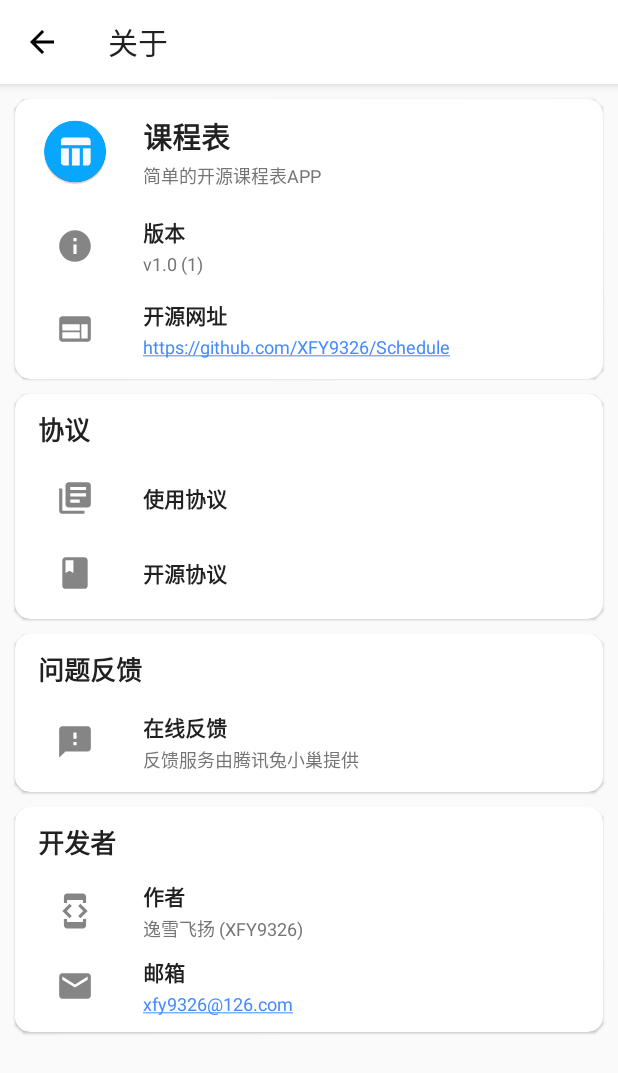
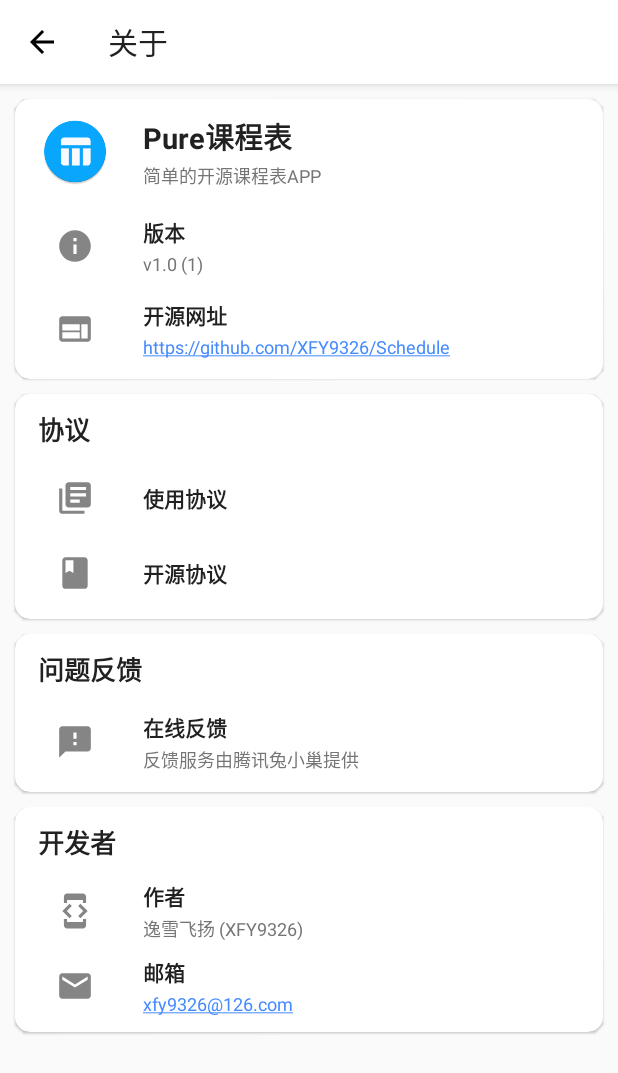
Before and after one commit to XFY9326/Schedule, an Android app: the AboutActivity screen opened directly, with no data from a screen before it, on a phone screen of 412 x 824 dp. Shown: the top 1073 px of the screen. Run offline under Robolectric (Android 15) with nearby library versions, the phone set to English and light mode, and no system bars.

Commit message:
Change app name and calendar id
Signed-off-by: XFY9326 <1069665464@qq.com>

```diff
--- a/app/src/main/java/tool/xfy9326/schedule/utils/ScheduleICSHelper.kt
+++ b/app/src/main/java/tool/xfy9326/schedule/utils/ScheduleICSHelper.kt
@@ -23,7 +23,7 @@ import java.util.*
 
 class ScheduleICSHelper constructor(schedule: Schedule, private val courses: Array<Course>, private val firstDayOfWeek: WeekDay) {
     companion object {
-        private const val CAL_ID = "Schedule"
+        private const val CAL_ID = "PureSchedule"
         private const val PRODID = "-//Produced By: $CAL_ID//App Version: ${BuildConfig.VERSION_CODE}"
 
         fun createICSFileName(scheduleName: String) = "$CAL_ID-$scheduleName"
--- a/app/src/main/java/tool/xfy9326/schedule/utils/ScheduleSyncHelper.kt
+++ b/app/src/main/java/tool/xfy9326/schedule/utils/ScheduleSyncHelper.kt
@@ -19,7 +19,7 @@ import tool.xfy9326.schedule.kt.iterateAll
 import java.util.*
 
 object ScheduleSyncHelper {
-    private const val SYNC_ACCOUNT_NAME = "Schedule"
+    private const val SYNC_ACCOUNT_NAME = "PureSchedule"
     private const val SYNC_ACCOUNT_TYPE = CalendarContract.ACCOUNT_TYPE_LOCAL
 
     private const val CALENDAR_ID_SELECTION = "${CalendarContract.Calendars._ID}=?"
--- a/app/src/main/res/values/strings.xml
+++ b/app/src/main/res/values/strings.xml
@@ -1,5 +1,5 @@
 <resources>
-    <string name="app_name">课程表</string>
+    <string name="app_name">Pure课程表</string>
     <string name="app_description">简单的开源课程表APP</string>
     <string name="crash_relaunch_attention">应用运行时出现错误</string>
     <string name="default_schedule_name">默认课表</string>
```
